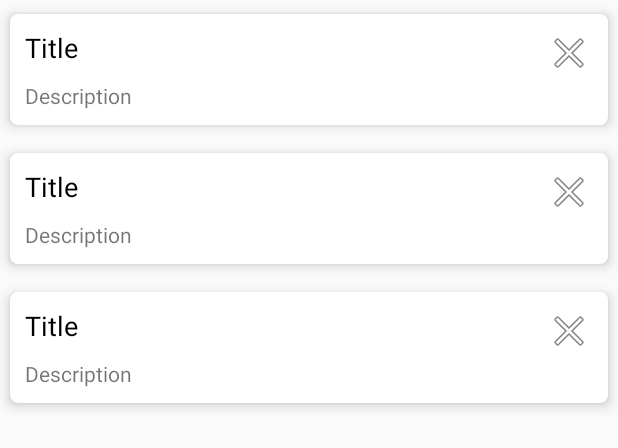
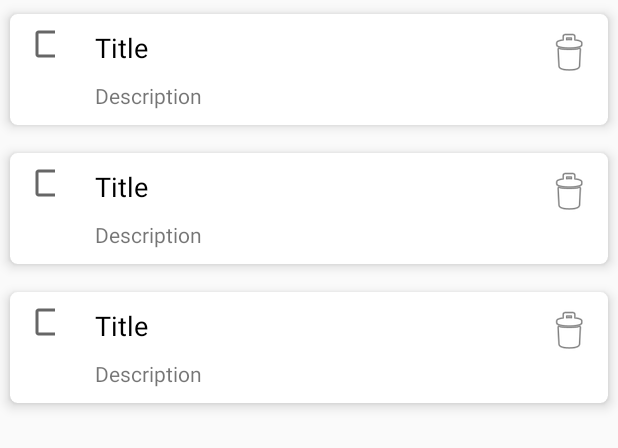
Before and after one commit to sudo5in5k/TodoAppSandbox, an Android app: the layout container.xml on its own in the app's theme, with its tools: preview values and no code run, on a phone screen of 412 x 824 dp. Shown: the top 448 px of the screen. Run offline under Robolectric (Android 15) with nearby library versions, the phone set to English and light mode, and no system bars.

Commit message:
change design (WIP)

```diff
--- a/app/src/main/java/com/example/todoappsandbox/ui/list/TodoActivity.kt
+++ b/app/src/main/java/com/example/todoappsandbox/ui/list/TodoActivity.kt
@@ -47,6 +47,10 @@ class TodoActivity : AppCompatActivity(),
         viewModel.handleActivityResult(requestCode, resultCode, data)
     }
 
+    override fun onCheckClicked(entity: TodoEntity) {
+        return
+    }
+
     override fun onDeleteClicked(entity: TodoEntity) {
         viewModel.deleteTodo(entity)
         viewModel.loadAllTodos()
--- a/app/src/main/res/layout/todo_item.xml
+++ b/app/src/main/res/layout/todo_item.xml
@@ -13,17 +13,22 @@
         android:layout_height="wrap_content"
         android:padding="10dp">
 
+        <CheckBox
+            android:id="@+id/check"
+            android:layout_width="20dp"
+            android:layout_height="20dp" />
+
         <ImageView
             android:id="@+id/delete_image"
             android:layout_width="wrap_content"
             android:layout_height="wrap_content"
             android:layout_alignParentEnd="true"
-            android:layout_alignParentRight="true"
             android:contentDescription="null"
-            android:src="@android:drawable/ic_menu_close_clear_cancel" />
+            android:src="@android:drawable/ic_menu_delete" />
 
         <LinearLayout
-            android:layout_width="match_parent"
+            android:layout_toRightOf="@id/check"
+            android:layout_width="300dp"
             android:layout_height="wrap_content"
             android:layout_toStartOf="@id/delete_image"
             android:layout_toLeftOf="@id/delete_image"
```
Also changed, not shown: app/src/main/java/com/example/todoappsandbox/ui/list/TodoListAdapter.kt (+22 -0 lines).
